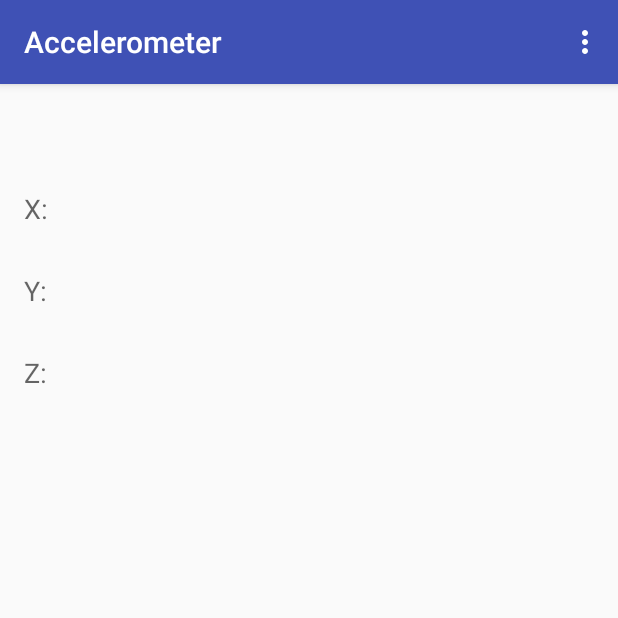
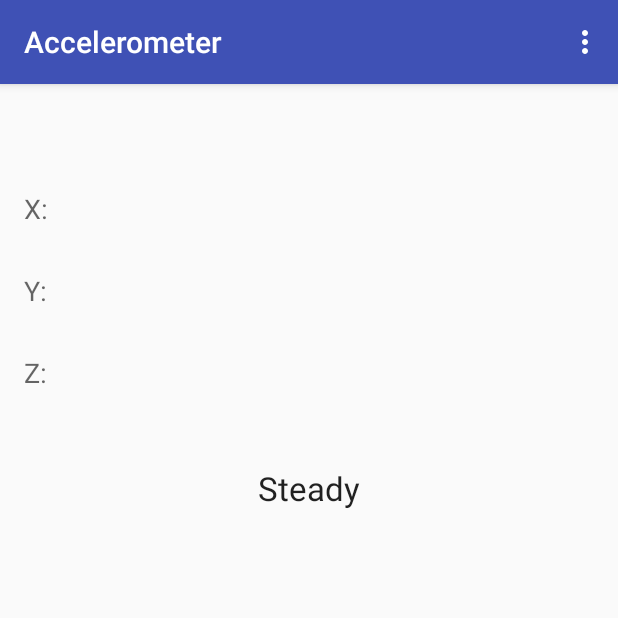
Before and after one commit to abdu355/ParkNosis, an Android app: the screen it shows after launch (Accelerometer), after a tap on "ACCELEROMETER TEST", on a phone screen of 412 x 824 dp, the top half of it. Run offline under Robolectric (Android 15) with nearby library versions, the light colour scheme and no system bars.

Commit message:
v1.0 Added Shake threshold detection

```diff
--- a/app/src/main/java/com/example/b00047562/parkinson_mhealth/Accelerometer.java
+++ b/app/src/main/java/com/example/b00047562/parkinson_mhealth/Accelerometer.java
@@ -1,11 +1,13 @@
 package com.example.b00047562.parkinson_mhealth;
 
 import android.content.Context;
+import android.graphics.Color;
 import android.hardware.Sensor;
 import android.hardware.SensorEvent;
 import android.hardware.SensorEventListener;
 import android.hardware.SensorManager;
 import android.os.Bundle;
+import android.os.Handler;
 import android.support.design.widget.FloatingActionButton;
 import android.support.design.widget.Snackbar;
 import android.support.v7.app.AppCompatActivity;
@@ -15,15 +17,28 @@ import android.view.View;
 import android.view.Menu;
 import android.view.MenuItem;
 import android.widget.TextView;
+import android.widget.Toast;
 
 import com.example.b00047562.parkinson_mhealth.R;
 
 public class Accelerometer extends AppCompatActivity implements SensorEventListener{
 
-    private TextView txtXValue, txtYValue, txtZValue;
+    private TextView txtXValue, txtYValue, txtZValue,tv_shakeAlert;
     private SensorManager MySensorManager;
     private Sensor MyAclmeter;
-    private float ax , ay, az;
+    private float ax , ay, az,lastx,lasty,lastz;
+    private long lastUpdate;
+    private static final int SHAKE_THRESHOLD = 1700;
+    private static boolean output_upToDate = true;
+
+    /* Handles the refresh */
+    private Handler outputUpdater = new Handler();
+
+    /* Adjust this value for your purpose */
+    public static final long REFRESH_INTERVAL = 100;      // in milliseconds
+
+    /* This object is used as a lock to avoid data loss in the last refresh */
+    private static final Object lock = new Object();
 
     @Override
     protected void onCreate(Bundle savedInstanceState) {
@@ -36,6 +51,7 @@ public class Accelerometer extends AppCompatActivity implements SensorEventListe
         txtXValue = (TextView) findViewById(R.id.txtXValue);
         txtYValue = (TextView) findViewById(R.id.txtYValue);
         txtZValue = (TextView) findViewById(R.id.txtZValue);
+        tv_shakeAlert=(TextView)findViewById(R.id.tv_shake);
 
         //Get SensorManager and accelerometer
         MySensorManager = (SensorManager) getSystemService(Context.SENSOR_SERVICE);
@@ -46,6 +62,27 @@ public class Accelerometer extends AppCompatActivity implements SensorEventListe
         else {
             Log.d("Accelerometer not found", "Accelerometer not found");
         }
+        Thread t = new Thread() {
+
+            @Override
+            public void run() {
+                try {
+                    while (!isInterrupted()) {
+                        Thread.sleep(3000);
+                        runOnUiThread(new Runnable() {
+                            @Override
+                            public void run() {
+                                updateTextView();
+                            }
+                        });
+                    }
+                } catch (InterruptedException e) {
+                }
+            }
+        };
+
+        t.start();
+
     }
 
     @Override
@@ -73,14 +110,33 @@ public class Accelerometer extends AppCompatActivity implements SensorEventListe
     @Override
     public void onSensorChanged(SensorEvent event) {
         try {
-            if (event.sensor.getType() == Sensor.TYPE_ACCELEROMETER){
-                //Get accelerometer values
-                ax = (float)event.values[0];
-                ay = (float)event.values[1];
-                az = (float)event.values[2];
-                String x = String.format("%2f",ax);
-                String y = String.format("%2f",ay);
-                String z = String.format("%2f",az);
+            if (event.sensor.getType() == Sensor.TYPE_ACCELEROMETER) {
+               // outputUpdater.post(outputUpdaterTask);
+                long curTime = System.currentTimeMillis();
+                if ((curTime - lastUpdate) > 100) {
+                    long diffTime = (curTime - lastUpdate);
+                    lastUpdate = curTime;
+
+                    //Get accelerometer values
+                    ax = (float) event.values[0];
+                    ay = (float) event.values[1];
+                    az = (float) event.values[2];
+                    float speed = Math.abs(ax + ay + az - lastx - lasty - lastz) / diffTime * 10000;
+
+                    if (speed > SHAKE_THRESHOLD) {
+                        //Log.d("sensor", "shake detected w/ speed: " + speed);
+                        //Toast.makeText(this, "shake detected w/ speed: " + speed, Toast.LENGTH_SHORT).show();
+                        tv_shakeAlert.setText("Hold Steady !");
+                        tv_shakeAlert.setTextColor(Color.RED);
+                    }
+
+                lastx = ax;
+                lasty = ay;
+                lastz = az;
+                }
+                String x = String.format("%2f", ax);
+                String y = String.format("%2f", ay);
+                String z = String.format("%2f", az);
                 //change display values
                 txtXValue.setText(x);
                 txtYValue.setText(y);
@@ -95,4 +151,11 @@ public class Accelerometer extends AppCompatActivity implements SensorEventListe
     public void onAccuracyChanged(Sensor sensor, int accuracy) {
         //Do something
     }
+
+    private void updateTextView() {
+        tv_shakeAlert.setText("Steady");
+        tv_shakeAlert.setTextColor(Color.GREEN);
+    }
+
+
 }
--- a/app/src/main/res/layout/activity_main.xml
+++ b/app/src/main/res/layout/activity_main.xml
@@ -17,9 +17,6 @@
 
     <include layout="@layout/content_main" />
 
-    <android.support.design.widget.FloatingActionButton android:id="@+id/fab"
-        android:layout_width="wrap_content" android:layout_height="wrap_content"
-        android:layout_gravity="bottom|end" android:layout_margin="@dimen/fab_margin"
-        android:src="@android:drawable/ic_dialog_email" />
+
 
 </android.support.design.widget.CoordinatorLayout>
--- a/app/src/main/res/layout/content_accelerometer.xml
+++ b/app/src/main/res/layout/content_accelerometer.xml
@@ -101,5 +101,37 @@
                 android:layout_column="2"
                 android:layout_weight="1" />
         </TableRow>
+
+        <TableRow
+            android:layout_width="match_parent"
+            android:layout_height="match_parent">
+
+            <TextView
+                android:layout_width="wrap_content"
+                android:layout_height="wrap_content"
+                android:textAppearance="?android:attr/textAppearanceMedium"
+                android:id="@+id/textView2" />
+        </TableRow>
+
+        <TableRow
+            android:layout_width="match_parent"
+            android:layout_height="match_parent">
+
+            <TextView
+                android:layout_width="wrap_content"
+                android:layout_height="wrap_content"
+                android:textAppearance="?android:attr/textAppearanceMedium"
+                android:id="@+id/textView" />
+        </TableRow>
+
+        <TextView
+            android:layout_width="wrap_content"
+            android:layout_height="wrap_content"
+            android:textAppearance="?android:attr/textAppearanceLarge"
+            android:text="@string/tv_shak"
+            android:id="@+id/tv_shake"
+            android:layout_column="14"
+            android:gravity="center" />
+
     </TableLayout>
 </RelativeLayout>
--- a/app/src/main/res/values/strings.xml
+++ b/app/src/main/res/values/strings.xml
@@ -9,4 +9,5 @@
     <string name="txtZLabel">Z:</string>
     <string name="txtZValue" />
     <string name="acc_btn">Accelerometer Test</string>
+    <string name="tv_shak">Steady</string>
 </resources>
```
